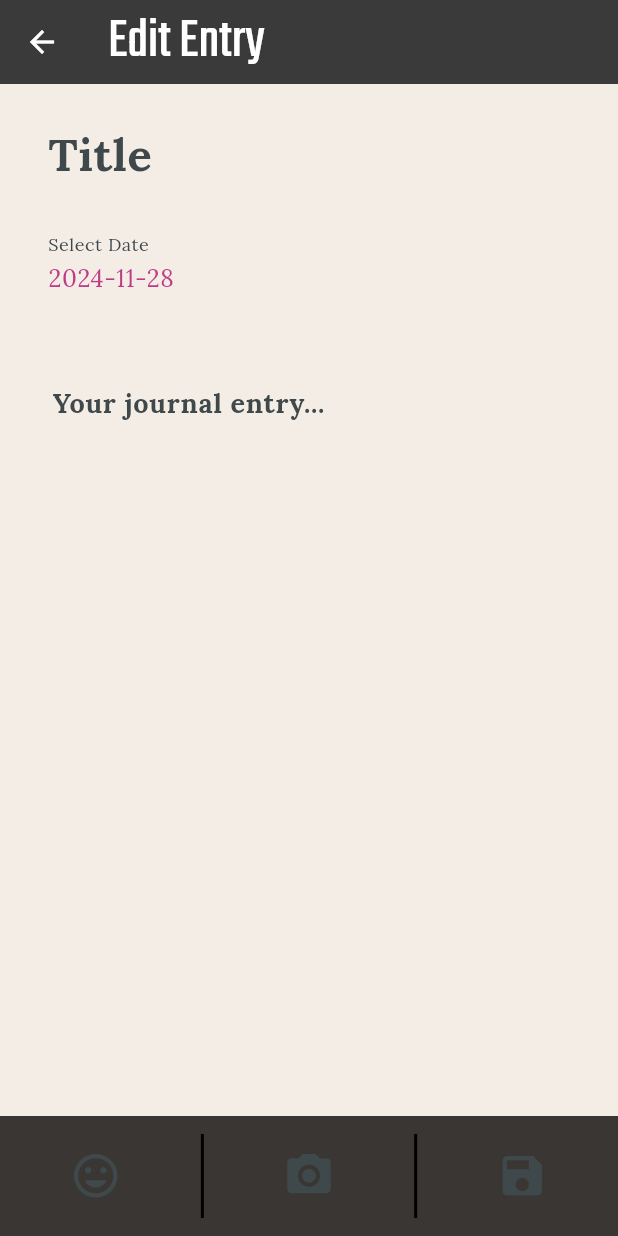
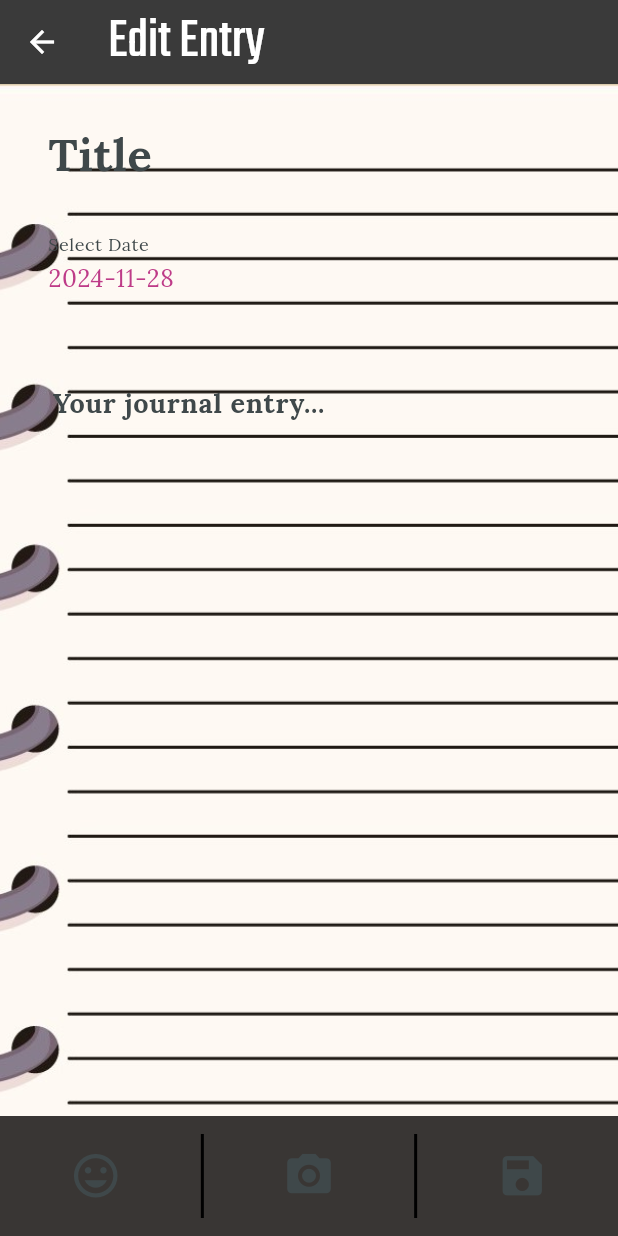
Before and after one commit to consnel8/FinalProject, a Flutter app: the EditJournalPage screen opened directly, on a phone screen of 412 x 824 dp. Run offline on Flutter 3.47's test engine with Material 3 defaults, Android fonts, the phone set to English and light mode, and no system bars; our stand-ins replace adaptive_theme, cloud_firestore, firebase_auth, firebase_core, flex_color_scheme, flutter_local_notifications and 5 more; accounts and stored records are empty; project files that could hold a hidden picture were left out.

```diff
--- a/finalproject/lib/edit_journal_page.dart
+++ b/finalproject/lib/edit_journal_page.dart
@@ -1,6 +1,6 @@
 import 'dart:io';
 import 'package:flutter/material.dart';
-import 'package:image_picker/image_picker.dart'; // Import the image picker package
+import 'package:image_picker/image_picker.dart';
 import 'journal_entry_model.dart';
 
 class EditJournalPage extends StatefulWidget {
@@ -86,7 +86,14 @@ class _EditJournalPageState extends State<EditJournalPage> {
 
   @override
   Widget build(BuildContext context) {
-    return Scaffold(
+    return Theme(
+        data: Theme.of(context).copyWith(
+      textTheme: Theme.of(context).textTheme.apply(
+        bodyColor: Colors.black,
+        displayColor: Colors.black,
+      ),
+    ),
+    child: Scaffold(
       appBar: AppBar(
         elevation: 1, // Remove the shadow for the diary look
         leading: IconButton(
@@ -136,7 +143,7 @@ class _EditJournalPageState extends State<EditJournalPage> {
             : null,
       ),
       body: Container(
-        /*
+
         decoration: BoxDecoration(
           image: DecorationImage(
             image: AssetImage('assets/journal_diary_icon.jpg'), // Background image
@@ -144,9 +151,6 @@ class _EditJournalPageState extends State<EditJournalPage> {
           ),
         ),
 
-        Doesn't work with dark mode
-
-         */
         child: Padding(
           padding: const EdgeInsets.all(16.0),
           child: Column(
@@ -158,12 +162,11 @@ class _EditJournalPageState extends State<EditJournalPage> {
                   hintStyle: TextStyle(fontFamily: 'Lora'),
                   hintText: 'Title',
                   border: InputBorder.none,
-                  // No border for the diary look
                   filled: true,
-                  fillColor: Colors.transparent, // Transparent input box
+                  fillColor: Colors.transparent,
                 ),
                 style: TextStyle(
-                  fontSize: 30, // Make the font size large
+                  fontSize: 30,
                   fontWeight: FontWeight.bold,
                   color: Color(0xFFbe3b88),
                   fontFamily: 'RobotoMono',
@@ -234,6 +237,7 @@ class _EditJournalPageState extends State<EditJournalPage> {
                   fontSize: 18,
                   fontWeight: FontWeight.bold,
                   fontFamily: 'IndieFlower',
+                  color: Colors.black,
                 ),
               ),
               const SizedBox(height: 16),
@@ -304,6 +308,7 @@ class _EditJournalPageState extends State<EditJournalPage> {
           ],
         ),
       ),
+    )
     );
   }
 }
```
Also changed, not shown: finalproject/lib/journal_page.dart (+8 -4 lines).
